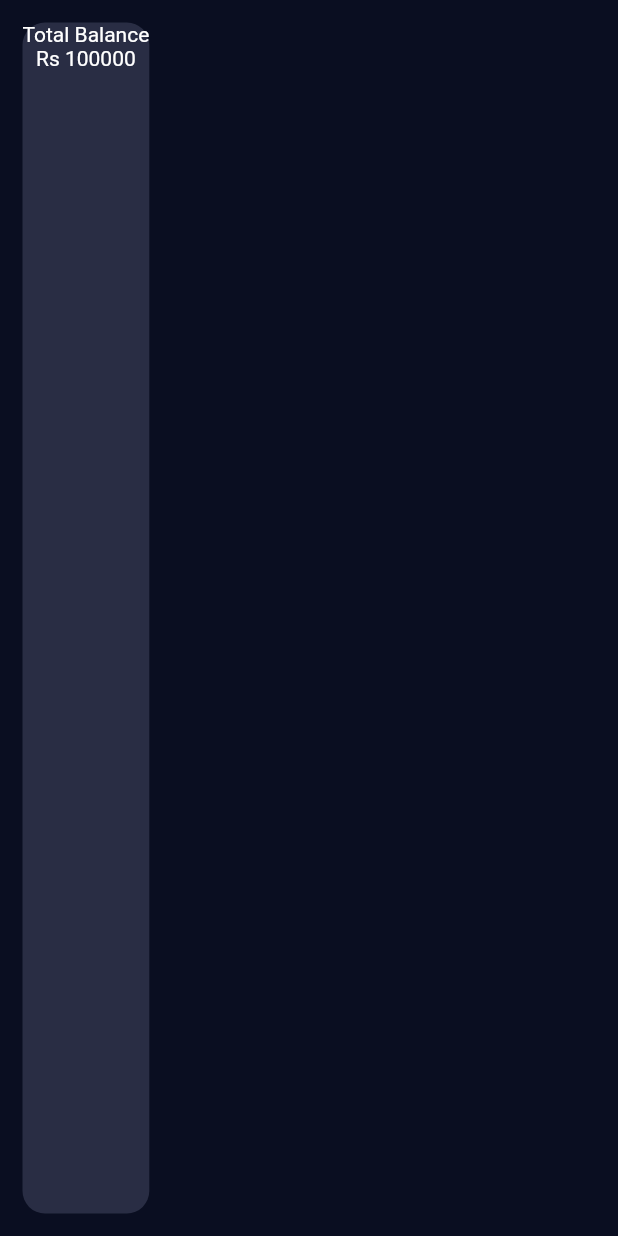
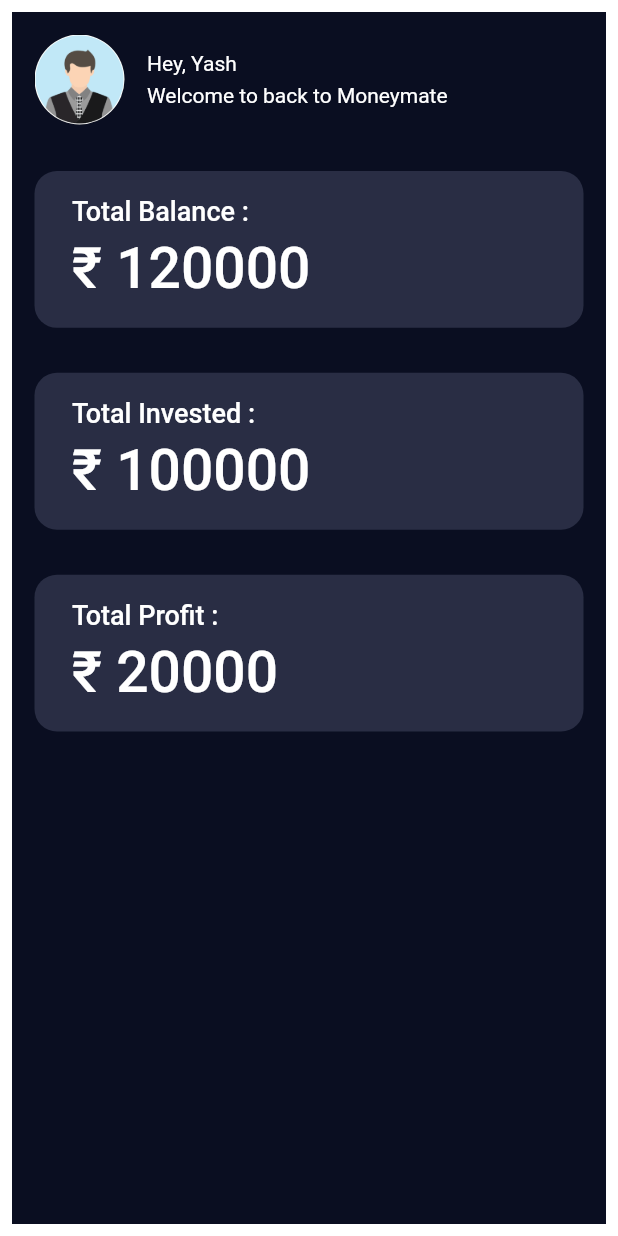
Before and after one commit to yashraj0408/Money_Mate, a Flutter app: the screen it shows after launch, on a phone screen of 412 x 824 dp. Run offline on Flutter 3.47's test engine with Material 2 defaults, Android fonts, the phone set to English and light mode, and no system bars; our stand-ins replace animated_text_kit, firebase_auth, firebase_core, modal_progress_hud_nsn; accounts and stored records are empty.

Commit message:
dasshboard ui added

```diff
--- a/lib/components/reusable_card.dart
+++ b/lib/components/reusable_card.dart
@@ -2,12 +2,18 @@ import 'package:flutter/material.dart';
 
 class ReusableCard extends StatelessWidget {
   final Color colour;
-  Widget? cardChild;
-  ReusableCard({required this.colour, this.cardChild});
+  final Widget? cardChild;
+  double aspectRatio;
+
+  ReusableCard({required this.colour, this.cardChild, double? aspectRatio})
+      : aspectRatio = aspectRatio ?? 3.5;
   @override
   Widget build(BuildContext context) {
     return Container(
-      child: cardChild,
+      child: AspectRatio(
+        aspectRatio: aspectRatio,
+        child: cardChild,
+      ),
       margin: EdgeInsets.all(15),
       decoration: BoxDecoration(
         color: colour,
--- a/lib/screens/dashboard.dart
+++ b/lib/screens/dashboard.dart
@@ -10,20 +10,145 @@ class Dashboard extends StatefulWidget {
 class _DashboardState extends State<Dashboard> {
   @override
   Widget build(BuildContext context) {
-    return Scaffold(
+    return Padding(
+      padding: const EdgeInsets.all(8.0),
+      child: Scaffold(
         body: SafeArea(
           child: Column(
             // crossAxisAlignment: CrossAxisAlignment.stretch,
             children: [
-            Expanded(
-              child: ReusableCard(
+              ReusableCard(
+                aspectRatio: 6,
+                colour: kBgColor,
+                cardChild: Column(
+                  crossAxisAlignment: CrossAxisAlignment.stretch,
+                  children: [
+                    Row(children: [
+                      const CircleAvatar(
+                        radius: 30,
+                        backgroundImage: AssetImage('images/dp.png'),
+                      ),
+                      SizedBox(width: 15),
+                      Column(
+                        crossAxisAlignment: CrossAxisAlignment.start,
+                        children: const [
+                          Text(
+                            "Hey, Yash",
+                          ),
+                          SizedBox(height: 5),
+                          Text(
+                            "Welcome to back to Moneymate",
+                          ),
+                        ],
+                      )
+                    ]),
+                  ],
+                ),
+              ),
+              ReusableCard(
                 colour: kCardColor,
                 cardChild: Column(
-                  children: [Text('Total Balance'), Text('Rs 100000')],
+                  crossAxisAlignment: CrossAxisAlignment.start,
+                  mainAxisAlignment: MainAxisAlignment.center,
+                  children: [
+                    Padding(
+                      padding: const EdgeInsets.only(left: 25, right: 25),
+                      child: Column(
+                          crossAxisAlignment: CrossAxisAlignment.start,
+                          children: const [
+                            Text(
+                              'Total Balance :',
+                              style: TextStyle(
+                                fontSize: 18.0,
+                                fontWeight: FontWeight.w500,
+
+                                // color: Colors.black,
                               ),
                             ),
+                            SizedBox(height: 6),
+                            Text(
+                              '₹ 120000',
+                              style: TextStyle(
+                                fontSize: 38.0,
+                                fontWeight: FontWeight.w500,
+                                // color: Colors.black,
+                              ),
+                            ),
+                          ]),
                     )
                   ],
+                ),
+              ),
+              ReusableCard(
+                colour: kCardColor,
+                cardChild: Column(
+                  crossAxisAlignment: CrossAxisAlignment.start,
+                  mainAxisAlignment: MainAxisAlignment.center,
+                  children: [
+                    Padding(
+                      padding: const EdgeInsets.only(left: 25, right: 25),
+                      child: Column(
+                          crossAxisAlignment: CrossAxisAlignment.start,
+                          children: const [
+                            Text(
+                              'Total Invested :',
+                              style: TextStyle(
+                                fontSize: 18.0,
+                                fontWeight: FontWeight.w500,
+
+                                // color: Colors.black,
+                              ),
+                            ),
+                            SizedBox(height: 6),
+                            Text(
+                              '₹ 100000',
+                              style: TextStyle(
+                                fontSize: 38.0,
+                                fontWeight: FontWeight.w500,
+                                // color: Colors.black,
+                              ),
+                            ),
+                          ]),
+                    )
+                  ],
+                ),
+              ),
+              ReusableCard(
+                colour: kCardColor,
+                cardChild: Column(
+                  crossAxisAlignment: CrossAxisAlignment.start,
+                  mainAxisAlignment: MainAxisAlignment.center,
+                  children: [
+                    Padding(
+                      padding: const EdgeInsets.only(left: 25, right: 25),
+                      child: Column(
+                          crossAxisAlignment: CrossAxisAlignment.start,
+                          children: const [
+                            Text(
+                              'Total Profit :',
+                              style: TextStyle(
+                                fontSize: 18.0,
+                                fontWeight: FontWeight.w500,
+
+                                // color: Colors.black,
+                              ),
+                            ),
+                            SizedBox(height: 6),
+                            Text(
+                              '₹ 20000',
+                              style: TextStyle(
+                                fontSize: 38.0,
+                                fontWeight: FontWeight.w500,
+                                // color: Colors.black,
+                              ),
+                            ),
+                          ]),
+                    )
+                  ],
+                ),
+              ),
+            ],
+          ),
         ),
       ),
     );
```
Lines whose indentation alone changed are shown as unchanged.
